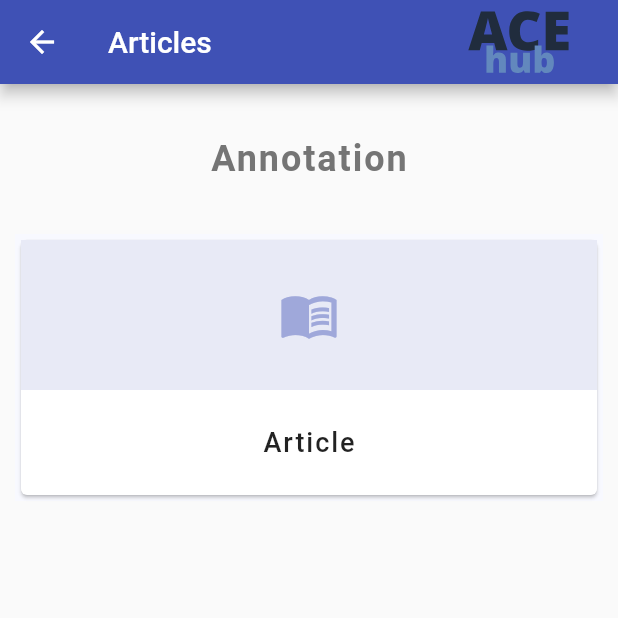
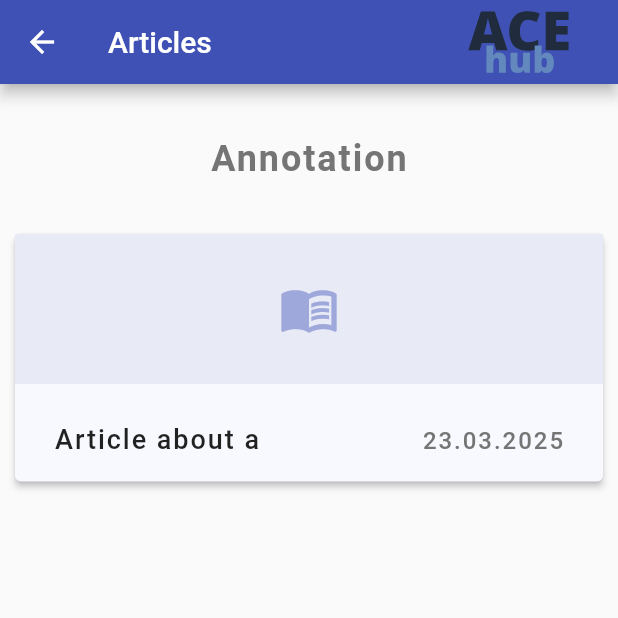
Before and after one commit to damnmicrowave/HnH, a Flutter app: the Articles screen opened by its route, on a phone screen of 412 x 824 dp, the top half of it. Run offline on Flutter 3.47's test engine with Material 2 defaults, Android fonts, the phone set to English and light mode, and no system bars; our stand-ins replace equatable, flutter_bloc, flutter_svg, shared_preferences; accounts and stored records are empty.

Commit message:
articles cards

```diff
--- /dev/null
+++ b/app/lib/blocs/article_cubit.dart
@@ -0,0 +1,36 @@
+import 'package:flutter_bloc/flutter_bloc.dart';
+import 'package:hack_n_heal/models/article.dart';
+
+class ArticlesCubit extends Cubit<ArticlesModel?> {
+  ArticlesCubit() : super(null);
+
+  loadArticles() async {
+    final ArticlesModel article = ArticlesModel.fromJson(const {
+      "objects": [
+        {
+          "id": "36473647364464",
+          "name": "Article about a",
+          "datetime": 27032022,
+          "author": {
+            "id": "36474736373464",
+            "username": "xenikii",
+          },
+          "content": "How Does Stress Affect"
+              " Health?The human body is designed "
+              "to experience stress and react to it."
+              " Stress can be positive -- such as a getting "
+              "a job promotion or being given greater responsibilities "
+              "-- keeping us alert and ready to avoid danger. "
+              "Stress becomes negative  when a person faces continuous "
+              "challenges without relief or relaxation between challenges. "
+              "As a result, the person becomes overworked and stress-related"
+              " tension builds.Distress can lead to physical symptoms including "
+              "headaches, upset stomach, elevated blood pressure, chest pain, "
+              "and problems sleeping. Research suggests that stress also can bring "
+              "on or worsen certain symptoms or diseases."
+        }
+      ]
+    });
+    emit(article);
+  }
+}
--- a/app/lib/blocs/threads_cubit.dart
+++ b/app/lib/blocs/threads_cubit.dart
@@ -19,7 +19,6 @@ class ThreadsCubit extends Cubit<ThreadsModel?> {
         },
       ]
     });
-    print(threads.objects);
     emit(threads);
   }
 }
--- a/app/lib/main.dart
+++ b/app/lib/main.dart
@@ -1,6 +1,7 @@
 import 'package:flutter/material.dart';
 import 'package:flutter/rendering.dart';
 import 'package:flutter_bloc/flutter_bloc.dart';
+import 'package:hack_n_heal/blocs/article_cubit.dart';
 import 'package:hack_n_heal/blocs/threads_cubit.dart';
 import 'package:hack_n_heal/blocs/topics_cubit.dart';
 import 'package:hack_n_heal/pages/articles.dart';
@@ -9,6 +10,7 @@ import 'package:hack_n_heal/pages/landing.dart';
 import 'package:hack_n_heal/pages/partners.dart';
 import 'package:hack_n_heal/pages/settings.dart';
 import 'package:hack_n_heal/uikit/colors.dart';
+import 'package:hack_n_heal/widgets/article/article.dart';
 import 'package:hack_n_heal/widgets/topic/topic.dart';
 import 'blocs/observer.dart';
 
@@ -32,18 +34,17 @@ class MyApp extends StatelessWidget {
       initialRoute: '/',
       routes: {
         '/': (context) => const HomePage(),
-        '/topics': (context) => MultiBlocProvider(
-            providers: [
+        '/topics': (context) => MultiBlocProvider(providers: [
               BlocProvider(create: (_) => TopicsCubit()),
-            ],
-            child: const Topics()),
-        '/topic': (context) => MultiBlocProvider(
-            providers: [
+            ], child: const Topics()),
+        '/topic': (context) => MultiBlocProvider(providers: [
               BlocProvider(create: (_) => ThreadsCubit()),
-            ],
-            child: const Topic()),
+            ], child: const Topic()),
         '/settings': (context) => const Settings(),
-        '/articles': (context) => const Articles(),
+        '/articles': (context) => MultiBlocProvider(providers: [
+              BlocProvider(create: (_) => ArticlesCubit()),
+            ], child: const Articles()),
+        '/article': (context) => const Article(),
         '/partners': (context) => const Partners(),
       },
     );
--- a/app/lib/blocs/article.dart
+++ b/app/lib/models/article.dart
@@ -1,13 +1,13 @@
 import 'package:hack_n_heal/models/user.dart';
 
-class Articles {
-  Articles({
+class ArticlesModel {
+  ArticlesModel({
     required this.objects,
   });
 
   List<Article> objects;
 
-  factory Articles.fromJson(Map<String, dynamic> json) => Articles(
+  factory ArticlesModel.fromJson(Map<String, dynamic> json) => ArticlesModel(
     objects: List<Article>.from(json["objects"].map((x) => Article.fromJson(x))),
   );
 }
--- a/app/lib/pages/articles.dart
+++ b/app/lib/pages/articles.dart
@@ -1,9 +1,12 @@
 import 'package:flutter/material.dart';
+import 'package:flutter_bloc/flutter_bloc.dart';
+import 'package:hack_n_heal/blocs/article_cubit.dart';
+import 'package:hack_n_heal/models/article.dart';
 
 import 'package:hack_n_heal/uikit/annotation.dart';
 
 import 'package:hack_n_heal/uikit/title.dart';
-import 'package:hack_n_heal/widgets/article.dart';
+import 'package:hack_n_heal/widgets/article/article_card.dart';
 
 class Articles extends StatefulWidget {
   const Articles({Key? key}) : super(key: key);
@@ -14,15 +17,38 @@ class Articles extends StatefulWidget {
 
 class _ArticlesState extends State<Articles> {
   @override
+  void initState() {
+    super.initState();
+
+    final articlesCubit = context.read<ArticlesCubit>();
+    if (articlesCubit.state?.objects == null) {
+      articlesCubit.loadArticles();
+    }
+  }
+
+  @override
   Widget build(BuildContext context) {
+    return BlocBuilder<ArticlesCubit, ArticlesModel?>(
+        builder: (context, state) {
+      if (state?.objects == null) {
+        return const Text('Loading...');
+      }
+
       return Scaffold(
         appBar: AppBar(title: const AppTitle().iconTitle('Articles', context)),
         body: ListView(
           children: [
             Annotation().grey('Annotation'),
-          Article()
+            ...state!.objects.map((article) => ArticleCard(
+                  name: article.name,
+                  id: article.id,
+                  username: article.author.username,
+                  datetime: article.datetime,
+                  content: article.content,
+                ))
           ],
         ),
       );
+    });
   }
 }
--- a/app/lib/pages/landing.dart
+++ b/app/lib/pages/landing.dart
@@ -2,7 +2,7 @@ import 'package:flutter/material.dart';
 import 'package:flutter_svg/flutter_svg.dart';
 import 'package:hack_n_heal/uikit/button.dart';
 import 'package:hack_n_heal/uikit/colors.dart';
-import 'package:hack_n_heal/widgets/User.dart';
+import 'package:hack_n_heal/widgets/user.dart';
 
 import '../uikit/modals.dart';
 
@@ -130,5 +130,5 @@ class _HomePageState extends State<HomePage> {
         },
       );
 
-  Widget _drawBarHeader() => User();
+  Widget _drawBarHeader() => const User();
 }
--- a/app/lib/widgets/article.dart
+++ /dev/null
@@ -1,34 +0,0 @@
-import 'package:flutter/material.dart';
-import 'package:hack_n_heal/uikit/articleImage.dart';
-import 'package:hack_n_heal/uikit/colors.dart';
-import 'package:hack_n_heal/uikit/text.dart';
-
-class Article extends StatefulWidget {
-  const Article({Key? key}) : super(key: key);
-
-  @override
-  State<Article> createState() => _ArticleState();
-}
-
-class _ArticleState extends State<Article> {
-  @override
-  Widget build(BuildContext context) {
-    return Container(
-      margin: EdgeInsets.symmetric(horizontal: 10),
-      color: AppColors().cardColor(),
-      child: Card(
-        child: Column(
-          children: [
-            ArticleImage(),
-            Container(
-              padding: EdgeInsets.all(10),
-              child: AppText().tileText('Article'),
-              height: 70,
-              alignment: Alignment.center,
-            )
-          ],
-        ),
-      ),
-    );
-  }
-}
--- /dev/null
+++ b/app/lib/widgets/article/article.dart
@@ -0,0 +1,32 @@
+import 'package:flutter/material.dart';
+import 'package:hack_n_heal/uikit/articleImage.dart';
+import 'package:hack_n_heal/uikit/text.dart';
+import 'package:hack_n_heal/uikit/title.dart';
+
+class Article extends StatefulWidget {
+  const Article({Key? key}) : super(key: key);
+
+  @override
+  State<Article> createState() => _ArticleState();
+}
+
+class _ArticleState extends State<Article> {
+  @override
+  Widget build(BuildContext context) {
+    Map arguments = ModalRoute.of(context)?.settings.arguments as Map;
+
+    return Scaffold(
+        appBar: AppBar(title: const AppTitle().iconTitle('', context)),
+        body: ListView(children: [
+          ArticleImage(),
+          ListTile(
+            leading: AppText().tileTrailingText('${arguments['username']}'),
+            trailing: AppText().tileTrailingText('date'),
+
+          ),
+          AppText().annotationText('title'),
+          AppText().tileText('${arguments['content']}'),
+
+        ]));
+  }
+}
--- /dev/null
+++ b/app/lib/widgets/article/article_card.dart
@@ -0,0 +1,66 @@
+import 'package:flutter/material.dart';
+import 'package:hack_n_heal/uikit/articleImage.dart';
+import 'package:hack_n_heal/uikit/colors.dart';
+import 'package:hack_n_heal/uikit/text.dart';
+
+class ArticleCard extends StatefulWidget {
+  const ArticleCard({
+    Key? key,
+    required this.id,
+    required this.name,
+    required this.datetime,
+    required this.username,
+    required this.content,
+  }) : super(key: key);
+
+  final String id;
+  final String name;
+  final int datetime;
+  final String username;
+  final String content;
+
+  @override
+  State<ArticleCard> createState() => _ArticleCardState();
+}
+
+class _ArticleCardState extends State<ArticleCard> {
+  @override
+  Widget build(BuildContext context) {
+    return Container(
+      margin: const EdgeInsets.symmetric(horizontal: 10),
+      color: const AppColors().cardColor(),
+      child: ElevatedButton(
+        style: ButtonStyle(
+          padding: MaterialStateProperty.all(EdgeInsets.zero),
+          backgroundColor:
+              MaterialStateProperty.all<Color>(const AppColors().cardColor()),
+        ),
+        onPressed: () {
+          Navigator.pushNamed(context, '/article', arguments: {
+            'id': widget.id,
+            'title': widget.name,
+            'datetime': widget.datetime,
+            'username': widget.username,
+            'content':widget.content
+          });
+        },
+        child: Column(
+          children: [
+            const ArticleImage(),
+            Container(
+              padding: const EdgeInsets.all(10),
+              child: ListTile(
+                leading: SizedBox(
+                    width: 200,
+                    child: const AppText().tileText(widget.name)),
+                trailing: const AppText().tileTrailingText('23.03.2025'),
+              ),
+              height: 65,
+              alignment: Alignment.center,
+            )
+          ],
+        ),
+      ),
+    );
+  }
+}
```
Lines whose indentation alone changed are shown as unchanged.
